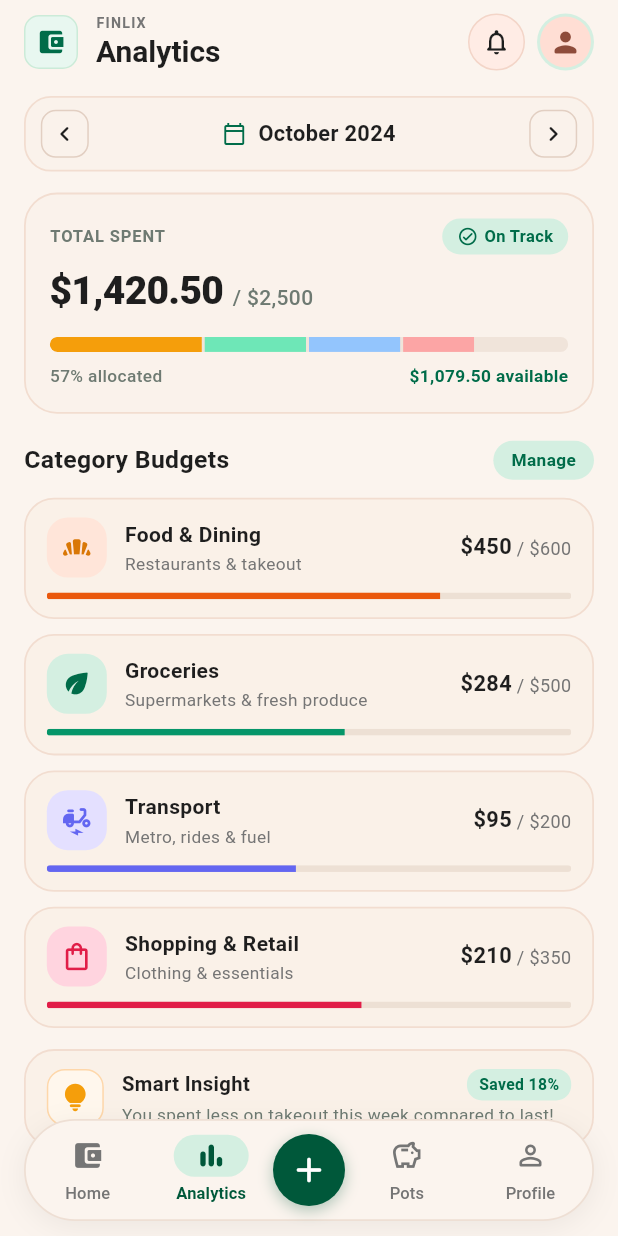
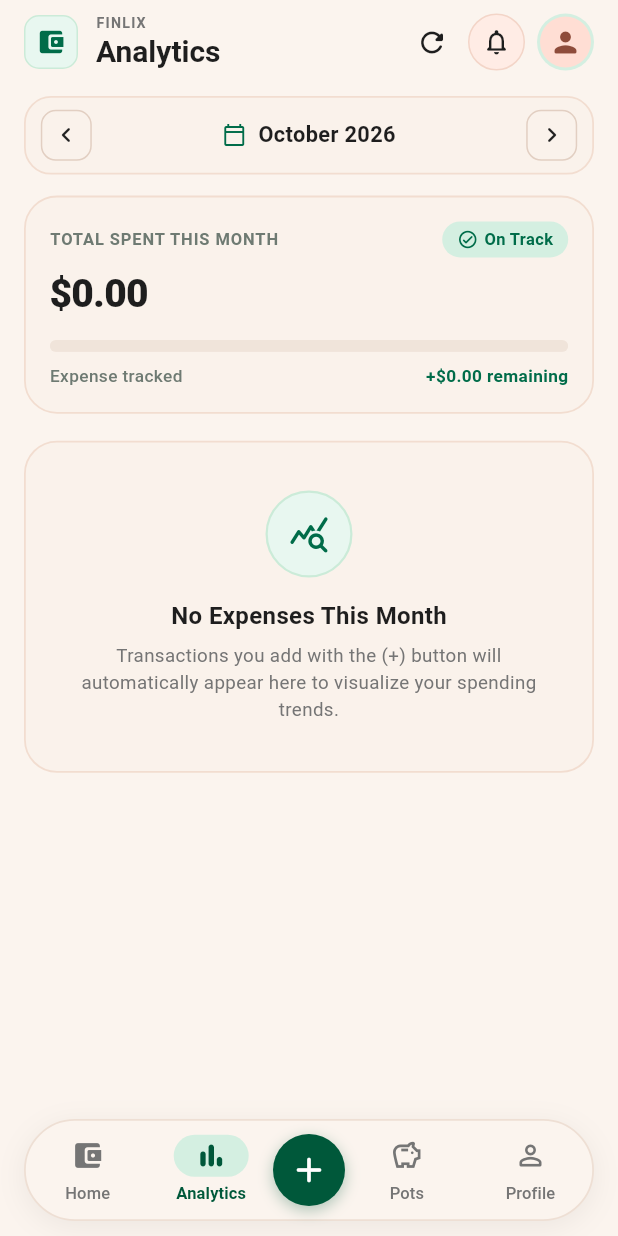
Before and after one commit to CrowZF01/selfProject_personalFinance, a Flutter app: the screen it shows after launch, item 2 of the bottom bar chosen, on a phone screen of 412 x 824 dp. Run offline on Flutter 3.47's test engine with Material 3 defaults, Android fonts, the phone set to English and light mode, and no system bars; our stand-ins replace sqflite, sqflite_common_ffi, sqflite_common_ffi_web; accounts and stored records are empty.

Commit message:
Page Analytics change

```diff
--- a/finlix/lib/screens/analytics/analytics_screen.dart
+++ b/finlix/lib/screens/analytics/analytics_screen.dart
@@ -1,11 +1,84 @@
 import 'package:flutter/material.dart';
+import 'package:intl/intl.dart';
+import '../../core/database/db_helper.dart';
 import '../../core/theme/app_colors.dart';
+import '../../models/transaction_model.dart';
 
-class AnalyticsScreen extends StatelessWidget {
+class AnalyticsScreen extends StatefulWidget {
   const AnalyticsScreen({super.key});
 
   @override
+  State<AnalyticsScreen> createState() => AnalyticsScreenState();
+}
+
+class AnalyticsScreenState extends State<AnalyticsScreen> {
+  DateTime _selectedMonth = DateTime.now();
+  List<TransactionModel> _allTransactions = [];
+  bool _isLoading = true;
+
+  @override
+  void initState() {
+    super.initState();
+    loadData();
+  }
+
+  /// Memuat semua transaksi dari SQLite
+  Future<void> loadData() async {
+    setState(() => _isLoading = true);
+    try {
+      final data = await DbHelper.instance.getAllTransactions();
+      if (mounted) {
+        setState(() {
+          _allTransactions = data;
+          _isLoading = false;
+        });
+      }
+    } catch (e) {
+      if (mounted) {
+        setState(() => _isLoading = false);
+      }
+    }
+  }
+
+  /// Pindah ke bulan sebelumnya
+  void _prevMonth() {
+    setState(() {
+      _selectedMonth = DateTime(_selectedMonth.year, _selectedMonth.month - 1);
+    });
+  }
+
+  /// Pindah ke bulan berikutnya
+  void _nextMonth() {
+    setState(() {
+      _selectedMonth = DateTime(_selectedMonth.year, _selectedMonth.month + 1);
+    });
+  }
+
+  String _formatAmount(double amount) {
+    final formatter = NumberFormat('#,##0.00', 'en_US');
+    return formatter.format(amount);
+  }
+
+  @override
   Widget build(BuildContext context) {
+    // Filter transaksi berdasarkan bulan & tahun yang dipilih
+    final monthlyTransactions = _allTransactions.where((tx) {
+      return tx.date.year == _selectedMonth.year && tx.date.month == _selectedMonth.month;
+    }).toList();
+
+    // Hitung total pengeluaran & pemasukan bulan ini
+    double totalExpense = 0;
+    double totalIncome = 0;
+    for (var tx in monthlyTransactions) {
+      if (tx.type == TransactionType.expense) {
+        totalExpense += tx.amount;
+      } else {
+        totalIncome += tx.amount;
+      }
+    }
+
+    final hasExpenses = totalExpense > 0;
+
     return Scaffold(
       backgroundColor: AppColors.background,
       appBar: AppBar(
@@ -60,6 +133,13 @@ class AnalyticsScreen extends StatelessWidget {
           ],
         ),
         actions: [
+          // Tombol Refresh manual
+          IconButton(
+            icon: const Icon(Icons.refresh_rounded, color: AppColors.onSurface, size: 22),
+            onPressed: loadData,
+            tooltip: 'Refresh Data',
+          ),
+
           // Notification Bell Button
           Container(
             width: 38,
@@ -99,8 +179,17 @@ class AnalyticsScreen extends StatelessWidget {
           ),
         ],
       ),
-      body: SingleChildScrollView(
-        physics: const BouncingScrollPhysics(),
+      body: _isLoading
+          ? const Center(
+              child: CircularProgressIndicator(
+                valueColor: AlwaysStoppedAnimation<Color>(AppColors.primary),
+              ),
+            )
+          : RefreshIndicator(
+              onRefresh: loadData,
+              color: AppColors.primary,
+              child: SingleChildScrollView(
+                physics: const AlwaysScrollableScrollPhysics(parent: BouncingScrollPhysics()),
                 child: Padding(
                   padding: const EdgeInsets.symmetric(horizontal: 16.0, vertical: 8.0),
                   child: Column(
@@ -110,10 +199,13 @@ class AnalyticsScreen extends StatelessWidget {
                       _buildMonthSelectorCard(),
                       const SizedBox(height: 14),
 
-              // Total Spent / Budget Summary Card
-              _buildTotalSpentCard(),
+                      // Total Spent Summary Card (Real Data)
+                      _buildTotalSpentCard(totalExpense: totalExpense, totalIncome: totalIncome),
                       const SizedBox(height: 18),
 
+                      if (!hasExpenses)
+                        _buildEmptyExpenseState()
+                      else ...[
                         // Category Budgets Header
                         Row(
                           mainAxisAlignment: MainAxisAlignment.spaceBetween,
@@ -145,61 +237,23 @@ class AnalyticsScreen extends StatelessWidget {
                         ),
                         const SizedBox(height: 12),
 
-              // Category Budget Cards
+                        // Placeholder preview for Step 2.2
                         _buildCategoryCard(
-                icon: Icons.bakery_dining_rounded,
-                iconBgColor: const Color(0xFFFFE5D9),
-                iconColor: const Color(0xFFD97706),
-                title: 'Food & Dining',
-                subtitle: 'Restaurants & takeout',
-                spent: r'$450',
-                total: r'$600',
-                progress: 450 / 600,
-                progressColor: const Color(0xFFEA580C),
-              ),
-              const SizedBox(height: 10),
-
-              _buildCategoryCard(
-                icon: Icons.eco_rounded,
+                          icon: Icons.pie_chart_rounded,
                           iconBgColor: const Color(0xFFD4EFE1),
                           iconColor: const Color(0xFF006C49),
-                title: 'Groceries',
-                subtitle: 'Supermarkets & fresh produce',
-                spent: r'$284',
-                total: r'$500',
-                progress: 284 / 500,
+                          title: 'Total Tracked',
+                          subtitle: '${monthlyTransactions.where((t) => t.type == TransactionType.expense).length} transactions recorded',
+                          spent: '\$${_formatAmount(totalExpense)}',
+                          total: '\$${_formatAmount(totalIncome > 0 ? totalIncome : totalExpense)}',
+                          progress: totalIncome > 0 ? (totalExpense / totalIncome).clamp(0.0, 1.0) : 1.0,
                           progressColor: const Color(0xFF059669),
-              ),
-              const SizedBox(height: 10),
-
-              _buildCategoryCard(
-                icon: Icons.electric_moped_rounded,
-                iconBgColor: const Color(0xFFE4E0FF),
-                iconColor: const Color(0xFF6366F1),
-                title: 'Transport',
-                subtitle: 'Metro, rides & fuel',
-                spent: r'$95',
-                total: r'$200',
-                progress: 95 / 200,
-                progressColor: const Color(0xFF6366F1),
-              ),
-              const SizedBox(height: 10),
-
-              _buildCategoryCard(
-                icon: Icons.shopping_bag_outlined,
-                iconBgColor: const Color(0xFFFFD4DF),
-                iconColor: const Color(0xFFE11D48),
-                title: 'Shopping & Retail',
-                subtitle: 'Clothing & essentials',
-                spent: r'$210',
-                total: r'$350',
-                progress: 210 / 350,
-                progressColor: const Color(0xFFE11D48),
                         ),
                         const SizedBox(height: 14),
 
                         // Smart Insight Card
-              _buildSmartInsightCard(),
+                        _buildSmartInsightCard(totalExpense: totalExpense, totalIncome: totalIncome),
+                      ],
 
                       // Space for bottom nav bar
                       const SizedBox(height: 90),
@@ -207,10 +261,13 @@ class AnalyticsScreen extends StatelessWidget {
                   ),
                 ),
               ),
+            ),
     );
   }
 
   Widget _buildMonthSelectorCard() {
+    final monthLabel = DateFormat('MMMM yyyy').format(_selectedMonth);
+
     return Container(
       padding: const EdgeInsets.symmetric(horizontal: 10, vertical: 8),
       decoration: BoxDecoration(
@@ -224,10 +281,13 @@ class AnalyticsScreen extends StatelessWidget {
       child: Row(
         mainAxisAlignment: MainAxisAlignment.spaceBetween,
         children: [
-          // Left Chevron Button
-          Container(
-            width: 32,
-            height: 32,
+          // Left Chevron Button (Bulan Sebelumnya)
+          InkWell(
+            onTap: _prevMonth,
+            borderRadius: BorderRadius.circular(10),
+            child: Container(
+              width: 34,
+              height: 34,
               decoration: BoxDecoration(
                 color: Colors.transparent,
                 borderRadius: BorderRadius.circular(10),
@@ -242,20 +302,21 @@ class AnalyticsScreen extends StatelessWidget {
                 size: 20,
               ),
             ),
+          ),
 
           // Center Date
           Row(
             mainAxisSize: MainAxisSize.min,
-            children: const [
-              Icon(
+            children: [
+              const Icon(
                 Icons.calendar_today_outlined,
                 color: Color(0xFF006C49),
                 size: 16,
               ),
-              SizedBox(width: 8),
+              const SizedBox(width: 8),
               Text(
-                'October 2024',
-                style: TextStyle(
+                monthLabel,
+                style: const TextStyle(
                   fontSize: 14.5,
                   fontWeight: FontWeight.w700,
                   color: AppColors.onSurface,
@@ -264,10 +325,13 @@ class AnalyticsScreen extends StatelessWidget {
             ],
           ),
 
-          // Right Chevron Button
-          Container(
-            width: 32,
-            height: 32,
+          // Right Chevron Button (Bulan Berikutnya)
+          InkWell(
+            onTap: _nextMonth,
+            borderRadius: BorderRadius.circular(10),
+            child: Container(
+              width: 34,
+              height: 34,
               decoration: BoxDecoration(
                 color: Colors.transparent,
                 borderRadius: BorderRadius.circular(10),
@@ -282,12 +346,16 @@ class AnalyticsScreen extends StatelessWidget {
                 size: 20,
               ),
             ),
+          ),
         ],
       ),
     );
   }
 
-  Widget _buildTotalSpentCard() {
+  Widget _buildTotalSpentCard({required double totalExpense, required double totalIncome}) {
+    final double netRemaining = totalIncome - totalExpense;
+    final bool isOnTrack = totalExpense <= totalIncome;
+
     return Container(
       padding: const EdgeInsets.all(16),
       decoration: BoxDecoration(
@@ -301,12 +369,12 @@ class AnalyticsScreen extends StatelessWidget {
       child: Column(
         crossAxisAlignment: CrossAxisAlignment.start,
         children: [
-          // Top Row: Total Spent label + On Track badge
+          // Top Row: Total Spent label + Status badge
           Row(
             mainAxisAlignment: MainAxisAlignment.spaceBetween,
             children: [
               const Text(
-                'TOTAL SPENT',
+                'TOTAL SPENT THIS MONTH',
                 style: TextStyle(
                   fontSize: 11,
                   fontWeight: FontWeight.w700,
@@ -317,24 +385,24 @@ class AnalyticsScreen extends StatelessWidget {
               Container(
                 padding: const EdgeInsets.symmetric(horizontal: 10, vertical: 4),
                 decoration: BoxDecoration(
-                  color: const Color(0xFFD4EFE1),
+                  color: isOnTrack ? const Color(0xFFD4EFE1) : const Color(0xFFFFE5E5),
                   borderRadius: BorderRadius.circular(14),
                 ),
                 child: Row(
                   mainAxisSize: MainAxisSize.min,
-                  children: const [
+                  children: [
                     Icon(
-                      Icons.check_circle_outline_rounded,
+                      isOnTrack ? Icons.check_circle_outline_rounded : Icons.info_outline_rounded,
                       size: 14,
-                      color: Color(0xFF006C49),
+                      color: isOnTrack ? const Color(0xFF006C49) : const Color(0xFFBD382B),
                     ),
-                    SizedBox(width: 4),
+                    const SizedBox(width: 4),
                     Text(
-                      'On Track',
+                      isOnTrack ? 'On Track' : 'Over Budget',
                       style: TextStyle(
                         fontSize: 11,
                         fontWeight: FontWeight.w700,
-                        color: Color(0xFF006C49),
+                        color: isOnTrack ? const Color(0xFF006C49) : const Color(0xFFBD382B),
                       ),
                     ),
                   ],
@@ -348,21 +416,22 @@ class AnalyticsScreen extends StatelessWidget {
           Row(
             crossAxisAlignment: CrossAxisAlignment.baseline,
             textBaseline: TextBaseline.alphabetic,
-            children: const [
+            children: [
               Text(
-                r'$1,420.50',
-                style: TextStyle(
+                '\$${_formatAmount(totalExpense)}',
+                style: const TextStyle(
                   fontSize: 26,
                   fontWeight: FontWeight.w800,
                   color: AppColors.onSurface,
                   letterSpacing: -0.5,
                 ),
               ),
-              SizedBox(width: 6),
+              const SizedBox(width: 6),
+              if (totalIncome > 0)
                 Text(
-                r'/ $2,500',
-                style: TextStyle(
-                  fontSize: 14,
+                  '/ \$${_formatAmount(totalIncome)} inc',
+                  style: const TextStyle(
+                    fontSize: 13.5,
                     fontWeight: FontWeight.w500,
                     color: Color(0xFF6E7A72),
                   ),
@@ -371,73 +440,99 @@ class AnalyticsScreen extends StatelessWidget {
           ),
           const SizedBox(height: 12),
 
-          // Segmented Progress Bar
+          // Progress Bar
           ClipRRect(
             borderRadius: BorderRadius.circular(8),
-            child: Container(
-              height: 10,
-              color: const Color(0xFFF0E4DA),
-              child: Row(
-                children: [
-                  Expanded(
-                    flex: 30,
-                    child: Container(
-                      decoration: const BoxDecoration(
-                        color: Color(0xFFF59E0B),
-                        borderRadius: BorderRadius.only(
-                          topLeft: Radius.circular(8),
-                          bottomLeft: Radius.circular(8),
-                        ),
-                      ),
-                    ),
-                  ),
-                  const SizedBox(width: 2),
-                  Expanded(
-                    flex: 20,
-                    child: Container(color: const Color(0xFF6EE7B7)),
-                  ),
-                  const SizedBox(width: 2),
-                  Expanded(
-                    flex: 18,
-                    child: Container(color: const Color(0xFF93C5FD)),
-                  ),
-                  const SizedBox(width: 2),
-                  Expanded(
-                    flex: 14,
-                    child: Container(color: const Color(0xFFFCA5A5)),
-                  ),
-                  const SizedBox(width: 2),
-                  Expanded(
-                    flex: 18,
-                    child: Container(color: Colors.transparent),
-                  ),
-                ],
+            child: LinearProgressIndicator(
+              value: totalIncome > 0 ? (totalExpense / totalIncome).clamp(0.0, 1.0) : (totalExpense > 0 ? 1.0 : 0.0),
+              minHeight: 8,
+              backgroundColor: const Color(0xFFF0E4DA),
+              valueColor: AlwaysStoppedAnimation<Color>(
+                isOnTrack ? const Color(0xFF006C49) : const Color(0xFFBD382B),
               ),
             ),
           ),
           const SizedBox(height: 8),
 
-          // Bottom Stats: 57% allocated | $1,079.50 available
+          // Bottom Stats
           Row(
             mainAxisAlignment: MainAxisAlignment.spaceBetween,
-            children: const [
+            children: [
               Text(
-                '57% allocated',
-                style: TextStyle(
+                totalIncome > 0
+                    ? '${((totalExpense / totalIncome) * 100).toStringAsFixed(1)}% of income'
+                    : 'Expense tracked',
+                style: const TextStyle(
                   fontSize: 11.5,
                   fontWeight: FontWeight.w500,
                   color: Color(0xFF6E7A72),
                 ),
               ),
               Text(
-                r'$1,079.50 available',
+                netRemaining >= 0
+                    ? '+\$${_formatAmount(netRemaining)} remaining'
+                    : '-\$${_formatAmount(netRemaining.abs())} deficit',
                 style: TextStyle(
                   fontSize: 11.5,
                   fontWeight: FontWeight.w700,
-                  color: Color(0xFF006C49),
+                  color: netRemaining >= 0 ? const Color(0xFF006C49) : const Color(0xFFBD382B),
                 ),
               ),
             ],
+          ),
+        ],
+      ),
+    );
+  }
+
+  /// Tampilan jika belum ada transaksi di bulan yang dipilih
+  Widget _buildEmptyExpenseState() {
+    return Container(
+      width: double.infinity,
+      padding: const EdgeInsets.symmetric(horizontal: 20, vertical: 32),
+      decoration: BoxDecoration(
+        color: const Color(0xFFFAF2EB),
+        borderRadius: BorderRadius.circular(22),
+        border: Border.all(
+          color: AppColors.borderSubtle,
+          width: 1.2,
+        ),
+      ),
+      child: Column(
+        mainAxisSize: MainAxisSize.min,
+        children: [
+          Container(
+            width: 58,
+            height: 58,
+            decoration: BoxDecoration(
+              color: const Color(0xFFE8F7F0),
+              shape: BoxShape.circle,
+              border: Border.all(color: const Color(0xFFCBEBD8), width: 1.5),
+            ),
+            child: const Icon(
+              Icons.query_stats_rounded,
+              color: Color(0xFF006C49),
+              size: 28,
+            ),
+          ),
+          const SizedBox(height: 14),
+          const Text(
+            'No Expenses This Month',
+            style: TextStyle(
+              fontSize: 16,
+              fontWeight: FontWeight.w700,
+              color: AppColors.onSurface,
+            ),
+          ),
+          const SizedBox(height: 6),
+          const Text(
+            'Transactions you add with the (+) button will automatically appear here to visualize your spending trends.',
+            textAlign: TextAlign.center,
+            style: TextStyle(
+              fontSize: 12.5,
+              color: Color(0xFF757575),
+              height: 1.4,
+            ),
           ),
         ],
       ),
@@ -551,7 +646,7 @@ class AnalyticsScreen extends StatelessWidget {
     );
   }
 
-  Widget _buildSmartInsightCard() {
+  Widget _buildSmartInsightCard({required double totalExpense, required double totalIncome}) {
     return Container(
       padding: const EdgeInsets.symmetric(horizontal: 14, vertical: 12),
       decoration: BoxDecoration(
@@ -607,21 +702,23 @@ class AnalyticsScreen extends StatelessWidget {
                         color: const Color(0xFFD4EFE1),
                         borderRadius: BorderRadius.circular(10),
                       ),
-                      child: const Text(
-                        'Saved 18%',
+                      child: Text(
+                        totalIncome > totalExpense ? 'Positive' : 'Attention',
                         style: TextStyle(
                           fontSize: 10.5,
                           fontWeight: FontWeight.w700,
-                          color: Color(0xFF006C49),
+                          color: totalIncome > totalExpense ? const Color(0xFF006C49) : const Color(0xFFBD382B),
                         ),
                       ),
                     ),
                   ],
                 ),
                 const SizedBox(height: 3),
-                const Text(
-                  'You spent less on takeout this week compared to last!',
-                  style: TextStyle(
+                Text(
+                  totalIncome >= totalExpense
+                      ? 'You are saving \$${_formatAmount(totalIncome - totalExpense)} this month. Keep it up!'
+                      : 'Expenses exceed income by \$${_formatAmount(totalExpense - totalIncome)} this month.',
+                  style: const TextStyle(
                     fontSize: 11.5,
                     color: Color(0xFF6E7A72),
                     height: 1.3,
--- a/finlix/lib/screens/main_screen.dart
+++ b/finlix/lib/screens/main_screen.dart
@@ -16,10 +16,11 @@ class MainScreen extends StatefulWidget {
 class _MainScreenState extends State<MainScreen> {
   int _currentIndex = 0;
   final GlobalKey<DashboardScreenState> _dashboardKey = GlobalKey<DashboardScreenState>();
+  final GlobalKey<AnalyticsScreenState> _analyticsKey = GlobalKey<AnalyticsScreenState>();
 
   late final List<Widget> _screens = [
     DashboardScreen(key: _dashboardKey),
-    const AnalyticsScreen(),
+    AnalyticsScreen(key: _analyticsKey),
     const SavingsScreen(),
     const ProfileScreen(),
   ];
@@ -38,6 +39,11 @@ class _MainScreenState extends State<MainScreen> {
           setState(() {
             _currentIndex = index;
           });
+          if (index == 0) {
+            _dashboardKey.currentState?.loadData();
+          } else if (index == 1) {
+            _analyticsKey.currentState?.loadData();
+          }
         },
         onAddTap: () async {
           final result = await Navigator.push<bool>(
@@ -49,6 +55,7 @@ class _MainScreenState extends State<MainScreen> {
 
           if (result == true) {
             _dashboardKey.currentState?.loadData();
+            _analyticsKey.currentState?.loadData();
           }
         },
       ),
```
Lines whose indentation alone changed are shown as unchanged.
